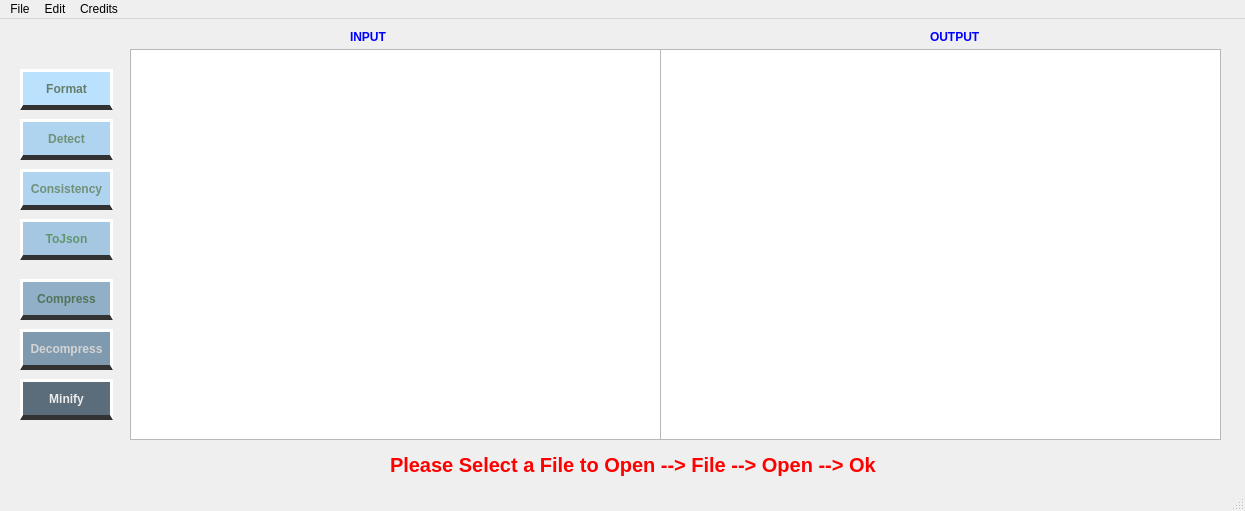
This is GUI/UI/mainwindow.ui in Chady00/XML_Parser as Qt 5 draws it before an edit. The edited form follows.
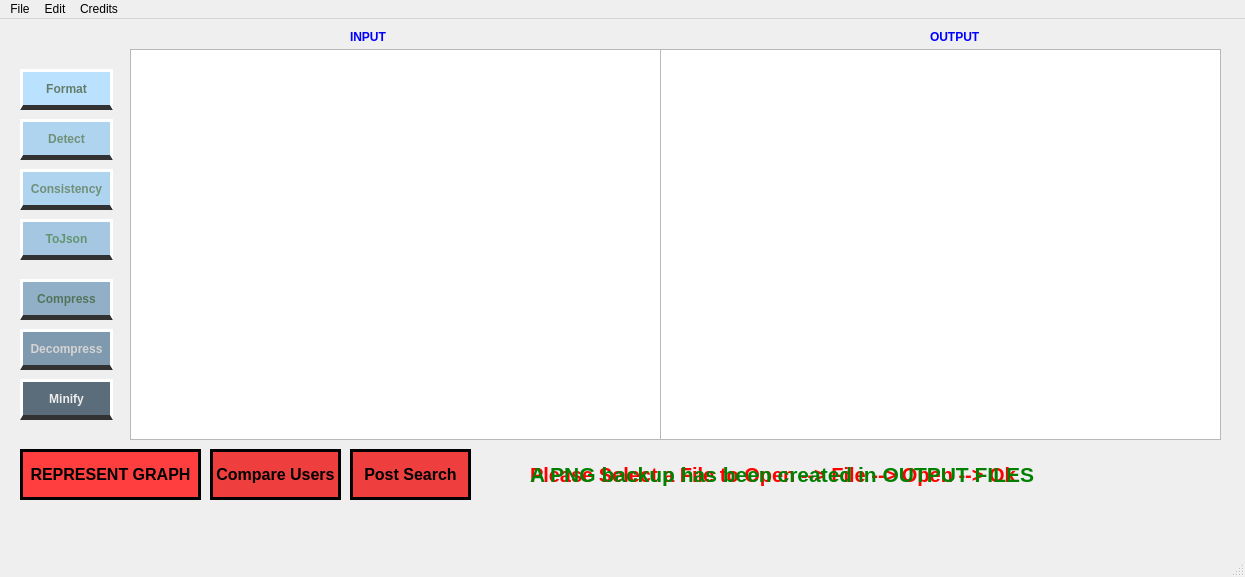
This is the edited form.

```diff
--- a/GUI/UI/mainwindow.ui
+++ b/GUI/UI/mainwindow.ui
@@ -7,7 +7,7 @@
     <x>0</x>
     <y>0</y>
     <width>1245</width>
-    <height>511</height>
+    <height>577</height>
    </rect>
   </property>
   <property name="windowTitle">
@@ -240,8 +240,8 @@
    <widget class="QLabel" name="label_3">
     <property name="geometry">
      <rect>
-      <x>390</x>
-      <y>430</y>
+      <x>530</x>
+      <y>440</y>
       <width>671</width>
       <height>31</height>
      </rect>
@@ -284,6 +284,118 @@
      <string>Detect</string>
     </property>
    </widget>
+   <widget class="QPushButton" name="pushButton_8">
+    <property name="geometry">
+     <rect>
+      <x>20</x>
+      <y>430</y>
+      <width>181</width>
+      <height>51</height>
+     </rect>
+    </property>
+    <property name="styleSheet">
+     <string notr="true">QPushButton{
+background-color:#FF3F3F;
+border:3px solid black;
+color:#0;
+font-weight:  bold;
+font-size:16px;
+}
+
+QPushButton#pushButton_8:hover {
+     background-color: #938BFF;
+ }</string>
+    </property>
+    <property name="text">
+     <string>REPRESENT GRAPH</string>
+    </property>
+   </widget>
+   <widget class="QLabel" name="label_4">
+    <property name="geometry">
+     <rect>
+      <x>530</x>
+      <y>410</y>
+      <width>701</width>
+      <height>91</height>
+     </rect>
+    </property>
+    <property name="styleSheet">
+     <string notr="true">QLabel{
+font-weight: bold;
+font-size: 16pt;
+color:green;
+}
+</string>
+    </property>
+    <property name="text">
+     <string>A PNG backup has been created in OUTPUT FILES</string>
+    </property>
+   </widget>
+   <widget class="QLabel" name="pic_frame">
+    <property name="geometry">
+     <rect>
+      <x>660</x>
+      <y>30</y>
+      <width>561</width>
+      <height>391</height>
+     </rect>
+    </property>
+    <property name="text">
+     <string/>
+    </property>
+   </widget>
+   <widget class="QPushButton" name="pushButton_9">
+    <property name="geometry">
+     <rect>
+      <x>210</x>
+      <y>430</y>
+      <width>131</width>
+      <height>51</height>
+     </rect>
+    </property>
+    <property name="styleSheet">
+     <string notr="true">QPushButton{
+background-color:#EF3E3E;
+border:3px solid black;
+color:#0;
+font-weight:  bold;
+font-size:16px;
+}
+
+QPushButton#pushButton_9:hover {
+     background-color: #938BFF;
+ }</string>
+    </property>
+    <property name="text">
+     <string>Compare Users</string>
+    </property>
+   </widget>
+   <widget class="QPushButton" name="pushButton_10">
+    <property name="geometry">
+     <rect>
+      <x>350</x>
+      <y>430</y>
+      <width>121</width>
+      <height>51</height>
+     </rect>
+    </property>
+    <property name="styleSheet">
+     <string notr="true">QPushButton{
+background-color:#EF3E3E;
+border:3px solid black;
+color:#0;
+font-weight:  bold;
+font-size:16px;
+}
+
+QPushButton#pushButton_10:hover {
+     background-color: #9382FF;
+ }</string>
+    </property>
+    <property name="text">
+     <string>Post Search</string>
+    </property>
+   </widget>
   </widget>
   <widget class="QMenuBar" name="menubar">
    <property name="geometry">
```
Left out of the diff: 1 changed line with no effect on the pictures.
